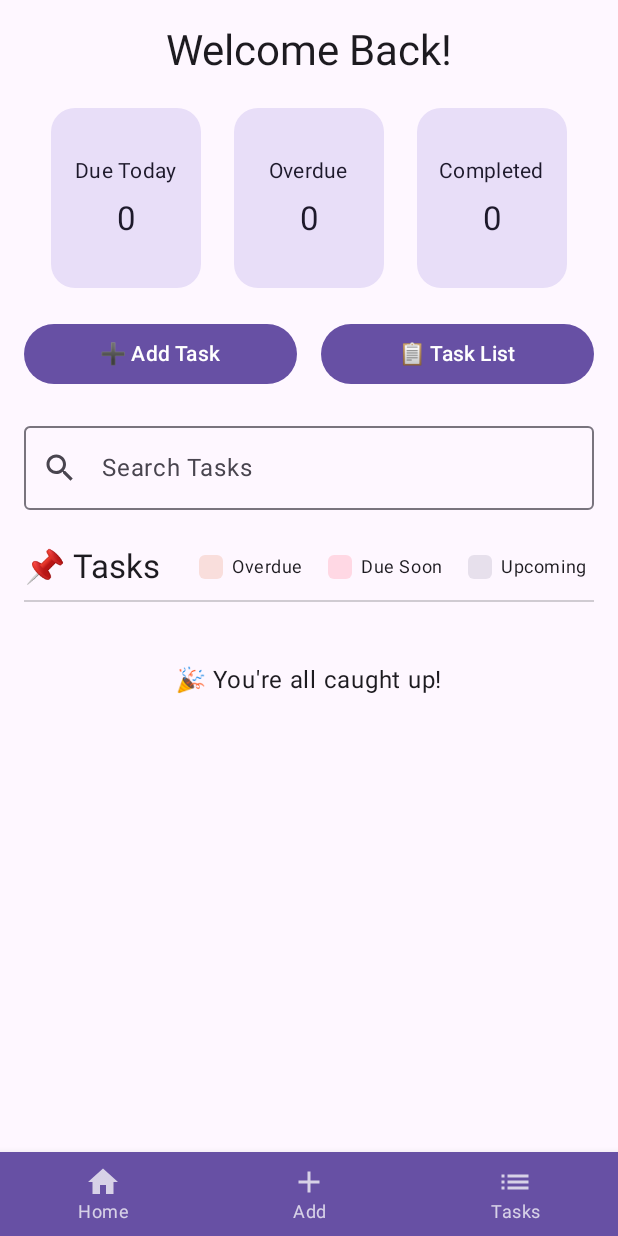
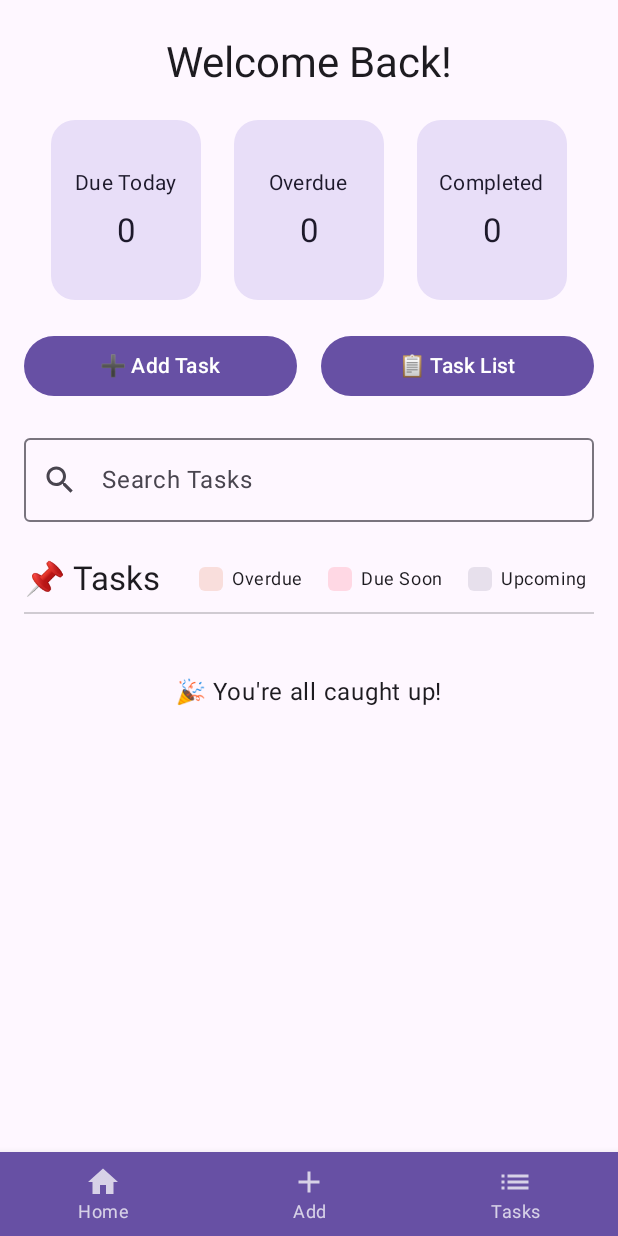
Before and after one commit to r2le8/MyAndroidApp, an Android app built with Jetpack Compose: the screen it shows after launch (MainActivity), on a phone screen of 412 x 824 dp. Run offline under Robolectric (Android 15) with nearby library versions, the phone set to English and light mode, and no system bars; our stand-ins replace Room's generated code.

Commit message:
fix bottomnav padding

```diff
--- a/app/src/main/java/com/example/courseworkdemo/MainActivity.kt
+++ b/app/src/main/java/com/example/courseworkdemo/MainActivity.kt
@@ -60,7 +60,9 @@ class MainActivity : ComponentActivity() {
                     NavHost(
                         navController = navController,
                         startDestination = "home",
-                        modifier = Modifier.fillMaxSize()
+                        modifier = Modifier
+                            .padding(top = 8.dp, bottom = 28.dp)
+                            .fillMaxSize()
                     ) {
                         composable("home") { HomeScreen(navController, viewModel) }
                         composable("task_creation") { TaskCreationScreen(navController, viewModel) }
```
